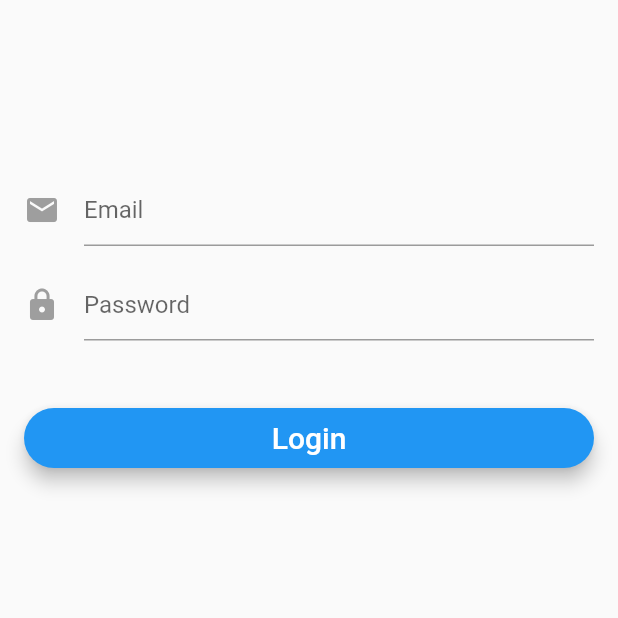
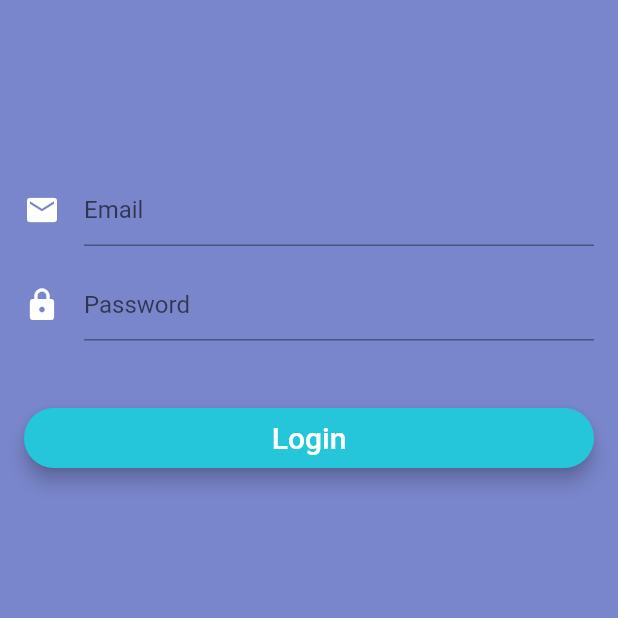
Before and after one commit to YoussefLasheen/super-manager, a Flutter app: the LoginPage screen opened directly, on a phone screen of 412 x 824 dp, the top half of it. Run offline on Flutter 3.47's test engine with Material 2 defaults, Android fonts, the phone set to English and light mode, and no system bars; our stand-ins replace firebase_auth, sliding_up_panel; accounts and stored records are empty.

```diff
--- a/lib/login_page.dart
+++ b/lib/login_page.dart
@@ -78,6 +78,7 @@ class _LoginPageState extends State<LoginPage> {
   Widget build(BuildContext context) {
     _isIos = Theme.of(context).platform == TargetPlatform.iOS;
     return new Scaffold(
+        backgroundColor: Color.fromRGBO(121, 134, 203, 1),
         body: Stack(
           children: <Widget>[
             _showBody(),
@@ -139,7 +140,7 @@ class _LoginPageState extends State<LoginPage> {
             hintText: 'Email',
             icon: new Icon(
               Icons.mail,
-              color: Colors.grey,
+              color: Colors.white,
             )),
         validator: (value) => value.isEmpty ? 'Email can\'t be empty' : null,
         onSaved: (value) => _email = value.trim(),
@@ -158,7 +159,7 @@ class _LoginPageState extends State<LoginPage> {
             hintText: 'Password',
             icon: new Icon(
               Icons.lock,
-              color: Colors.grey,
+              color: Colors.white,
             )),
         validator: (value) => value.isEmpty ? 'Password can\'t be empty' : null,
         onSaved: (value) => _password = value.trim(),
@@ -175,7 +176,7 @@ class _LoginPageState extends State<LoginPage> {
           child: new RaisedButton(
             elevation: 5.0,
             shape: new RoundedRectangleBorder(borderRadius: new BorderRadius.circular(30.0)),
-            color: Colors.blue,
+            color: Color.fromRGBO(38, 198, 218, 1),
             child:
                 new Text('Login',
                     style: new TextStyle(fontSize: 20.0, color: Colors.white)),
```
